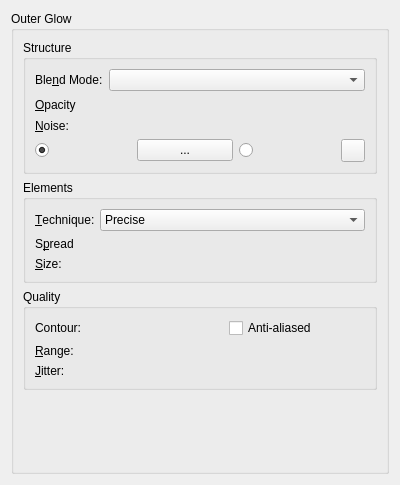
KDE/krita, file krita/ui/layerstyles/wdgOuterGlow.ui: the form before one commit.
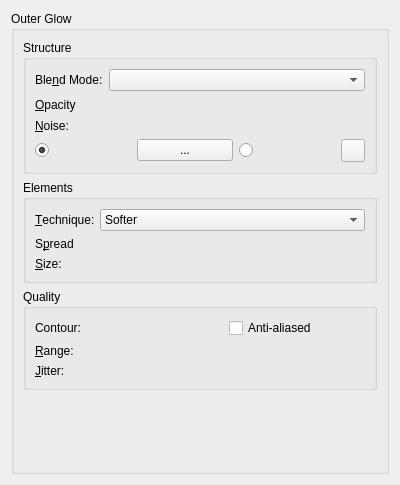
The form after the commit. Custom widgets are drawn as their Qt base class.

Commit message: Link Inner Glow to the ui

```diff
--- a/krita/ui/layerstyles/wdgOuterGlow.ui
+++ b/krita/ui/layerstyles/wdgOuterGlow.ui
@@ -162,11 +162,6 @@
          </item>
          <item row="0" column="1">
           <widget class="QComboBox" name="cmbTechnique">
-           <item>
-            <property name="text">
-             <string>Precise</string>
-            </property>
-           </item>
            <item>
             <property name="text">
              <string>Softer</string>
```
Left out of the diff: 6 changed lines with no effect on the pictures. The commit also changes 3 other files.
